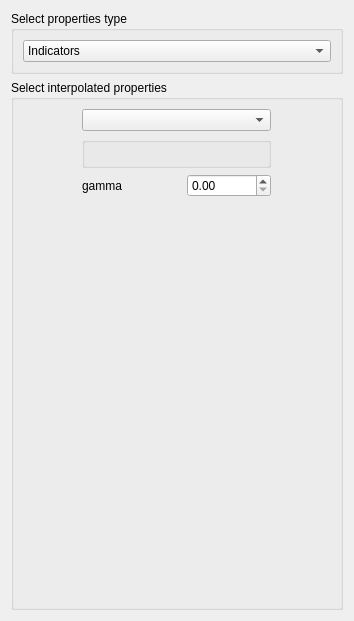
First picture: the form in ui/block_transform.ui, repository robertorolo/LPM-Geomod_Suite, before the edit.
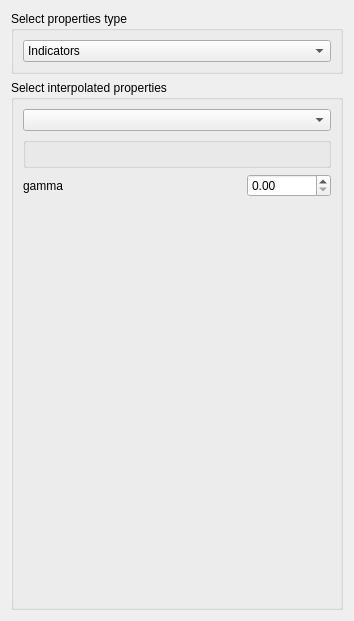
Second picture: the form after the edit. Custom widgets are drawn as their Qt base class.

What changed in the file:
```diff
--- a/ui/block_transform.ui
+++ b/ui/block_transform.ui
@@ -55,17 +55,7 @@
       <string>Select interpolated properties</string>
      </property>
      <layout class="QGridLayout" name="gridLayout">
-      <item row="1" column="0" colspan="2">
-       <widget class="OrderedPropertySelector" name="orderedpropertyselector">
-        <property name="sizePolicy">
-         <sizepolicy hsizetype="Expanding" vsizetype="Preferred">
-          <horstretch>0</horstretch>
-          <verstretch>0</verstretch>
-         </sizepolicy>
-        </property>
-       </widget>
-      </item>
-      <item row="3" column="0">
+      <item row="4" column="0">
        <widget class="QLabel" name="label">
         <property name="sizePolicy">
          <sizepolicy hsizetype="Fixed" vsizetype="Preferred">
@@ -78,7 +68,17 @@
         </property>
        </widget>
       </item>
-      <item row="5" column="0">
+      <item row="2" column="0" colspan="3">
+       <widget class="OrderedPropertySelector" name="orderedpropertyselector">
+        <property name="sizePolicy">
+         <sizepolicy hsizetype="Expanding" vsizetype="Preferred">
+          <horstretch>0</horstretch>
+          <verstretch>0</verstretch>
+         </sizepolicy>
+        </property>
+       </widget>
+      </item>
+      <item row="5" column="2">
        <spacer name="verticalSpacer">
         <property name="orientation">
          <enum>Qt::Vertical</enum>
@@ -91,7 +91,7 @@
         </property>
        </spacer>
       </item>
-      <item row="3" column="1">
+      <item row="4" column="2">
        <widget class="QDoubleSpinBox" name="doubleSpinBox">
         <property name="sizePolicy">
          <sizepolicy hsizetype="Fixed" vsizetype="Fixed">
@@ -104,7 +104,7 @@
         </property>
        </widget>
       </item>
-      <item row="0" column="0" colspan="2">
+      <item row="0" column="0" colspan="3">
        <widget class="GridSelectorBasic" name="gridselectorbasic">
         <property name="sizePolicy">
          <sizepolicy hsizetype="Expanding" vsizetype="Fixed">
```
